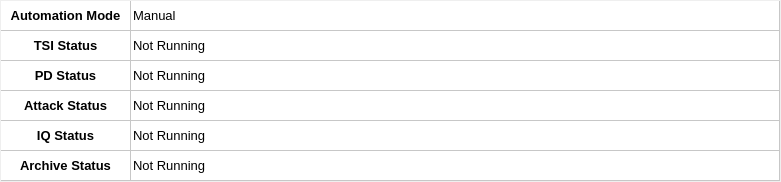
Above: UI/status.ui from ainfosec/FISSURE before the change. Below: the same form after it.
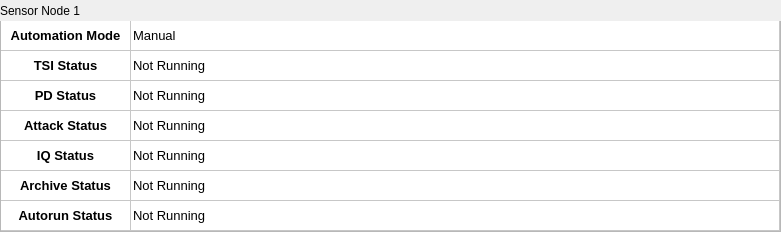
That is the form after the change. Icons and pictures are not drawn.

Commit message: Remote sensor node updates

The edit to the form file:
```diff
--- a/UI/status.ui
+++ b/UI/status.ui
@@ -7,7 +7,7 @@
     <x>0</x>
     <y>0</y>
     <width>781</width>
-    <height>182</height>
+    <height>232</height>
    </rect>
   </property>
   <property name="contextMenuPolicy">
@@ -20,9 +20,6 @@
    <iconset>
     <normaloff>../docs/Icons/logo_f.png</normaloff>../docs/Icons/logo_f.png</iconset>
   </property>
-  <property name="styleSheet">
-   <string notr="true"/>
-  </property>
   <property name="frameShape">
    <enum>QFrame::NoFrame</enum>
   </property>
@@ -32,13 +29,41 @@
   <property name="lineWidth">
    <number>1</number>
   </property>
+  <widget class="QLabel" name="label1_sensor_node">
+   <property name="geometry">
+    <rect>
+     <x>0</x>
+     <y>1</y>
+     <width>781</width>
+     <height>20</height>
+    </rect>
+   </property>
+   <property name="text">
+    <string>Sensor Node 1</string>
+   </property>
+  </widget>
+  <widget class="QFrame" name="frame3_1">
+   <property name="geometry">
+    <rect>
+     <x>0</x>
+     <y>21</y>
+     <width>781</width>
+     <height>211</height>
+    </rect>
+   </property>
+   <property name="frameShape">
+    <enum>QFrame::StyledPanel</enum>
+   </property>
+   <property name="frameShadow">
+    <enum>QFrame::Raised</enum>
+   </property>
   <widget class="QTableWidget" name="tableWidget_status_results">
    <property name="geometry">
     <rect>
      <x>130</x>
-     <y>1</y>
+      <y>0</y>
      <width>650</width>
-     <height>180</height>
+      <height>210</height>
     </rect>
    </property>
    <property name="font">
@@ -71,7 +96,7 @@
     <bool>false</bool>
    </property>
    <property name="rowCount">
-    <number>6</number>
+     <number>7</number>
    </property>
    <property name="columnCount">
     <number>1</number>
@@ -94,6 +119,7 @@
    <row/>
    <row/>
    <row/>
+    <row/>
    <column/>
    <item row="0" column="0">
     <property name="text">
@@ -180,14 +206,24 @@
      </font>
     </property>
    </item>
+    <item row="6" column="0">
+     <property name="text">
+      <string>Not Running</string>
+     </property>
+     <property name="font">
+      <font>
+       <pointsize>10</pointsize>
+      </font>
+     </property>
+    </item>
   </widget>
   <widget class="QTableWidget" name="tableWidget_status_headers">
    <property name="geometry">
     <rect>
      <x>1</x>
-     <y>1</y>
+      <y>0</y>
      <width>130</width>
-     <height>180</height>
+      <height>210</height>
     </rect>
    </property>
    <property name="font">
@@ -220,7 +256,7 @@
     <bool>false</bool>
    </property>
    <property name="rowCount">
-    <number>6</number>
+     <number>7</number>
    </property>
    <property name="columnCount">
     <number>1</number>
@@ -240,6 +276,7 @@
    <row/>
    <row/>
    <row/>
+    <row/>
    <column/>
    <item row="0" column="0">
     <property name="text">
@@ -349,6 +386,22 @@
      <set>ItemIsEnabled</set>
     </property>
    </item>
+    <item row="6" column="0">
+     <property name="text">
+      <string>Autorun Status</string>
+     </property>
+     <property name="font">
+      <font>
+       <pointsize>10</pointsize>
+       <weight>75</weight>
+       <bold>true</bold>
+      </font>
+     </property>
+     <property name="textAlignment">
+      <set>AlignCenter</set>
+     </property>
+    </item>
+   </widget>
   </widget>
  </widget>
  <resources/>
```
Left out of the diff: 4 changed lines with no effect on the pictures. Lines whose indentation alone changed are shown as unchanged. The commit also changes 2118 other files.
